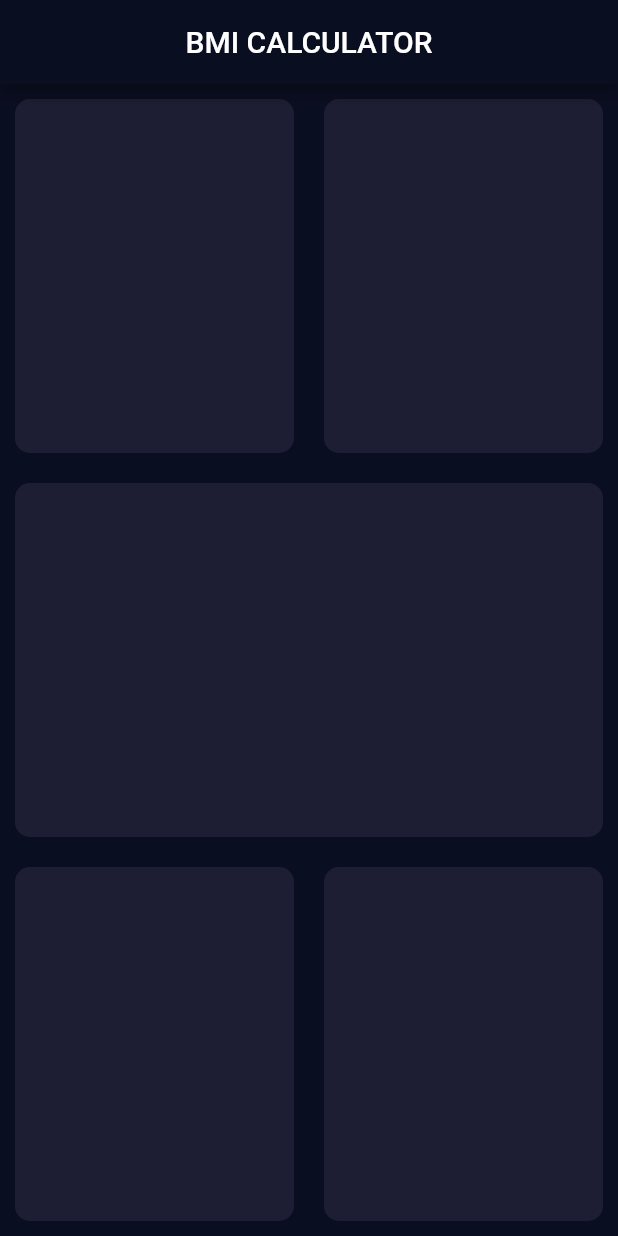
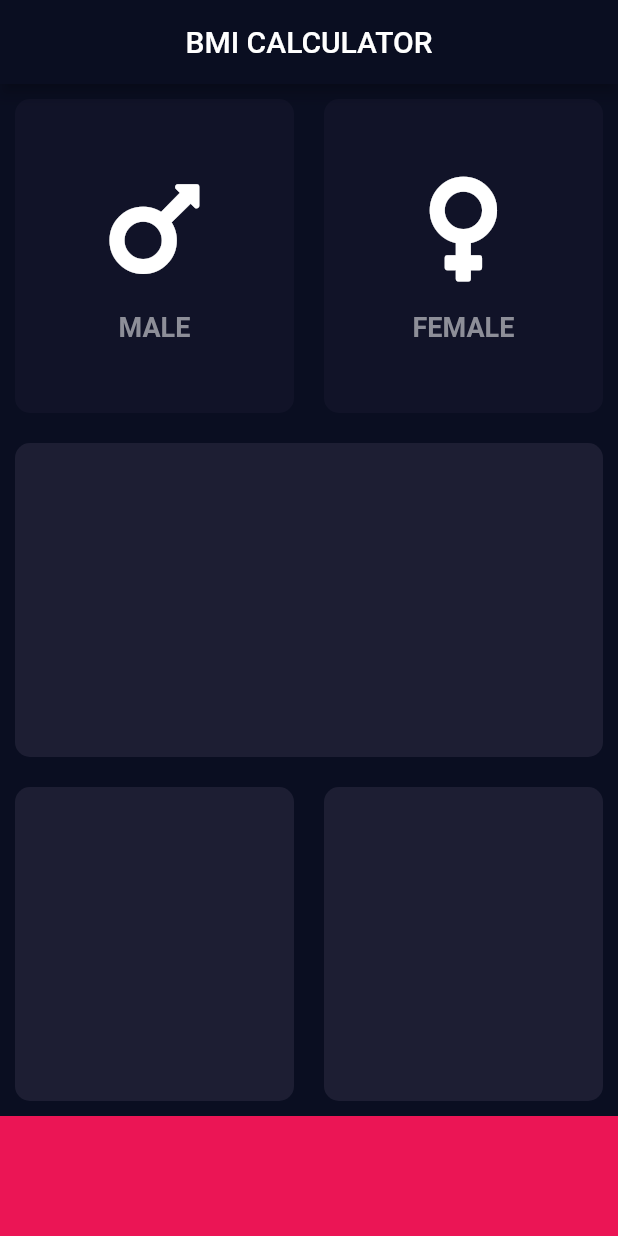
Before and after one commit to heyAmarNath/Flutter-Projects, a Flutter app: the screen it shows after launch, on a phone screen of 412 x 824 dp. Run offline on Flutter 3.47's test engine with Material 2 defaults, Android fonts, the phone set to English and light mode, and no system bars; our stand-ins replace audioplayers, font_awesome_flutter.

Commit message:
Add Icon

```diff
--- a/bmi_calculator/lib/main.dart
+++ b/bmi_calculator/lib/main.dart
@@ -1,5 +1,9 @@
 import 'package:flutter/material.dart';
+import 'package:font_awesome_flutter/font_awesome_flutter.dart';
 
+const cardColor = Color(0xFF1D1E33);
+const activeCardColour = Color(0xFF1D1E33);
+const inactiveCardColour = Color(0xFF111328);
 void main() => runApp(bmi_calculator());
 
 class bmi_calculator extends StatelessWidget {
@@ -20,6 +24,25 @@ class Input_Page extends StatefulWidget {
 }
 
 class _Input_PageState extends State<Input_Page> {
+  Color maleCardColor = inactiveCardColour;
+  Color femaleCardColor = inactiveCardColour;
+  void updateCard(int gender) {
+    if (gender == 1) {
+      if (maleCardColor == inactiveCardColour) {
+        maleCardColor = activeCardColour;
+        femaleCardColor = inactiveCardColour;
+      } else
+        maleCardColor = inactiveCardColour;
+    }
+    if (gender == 2) {
+      if (femaleCardColor == inactiveCardColour) {
+        femaleCardColor = activeCardColour;
+        maleCardColor = inactiveCardColour;
+      } else
+        femaleCardColor = inactiveCardColour;
+    }
+  }
+
   @override
   Widget build(BuildContext context) {
     return Scaffold(
@@ -35,41 +58,99 @@ class _Input_PageState extends State<Input_Page> {
             child: Row(
               children: [
                 Expanded(
-                  child: ReusableCard(colour: Color(0xFF1D1E33)),
+                  child: GestureDetector(
+                    child: ReusableCard(
+                      colour: maleCardColor,
+                      cardChild:
+                          IconCard(icon: FontAwesomeIcons.mars, label: 'MALE'),
+                    ),
+                    onTap: () {
+                      setState(() {
+                        updateCard(1);
+                      });
+                    },
+                  ),
                 ),
                 Expanded(
-                  child: ReusableCard(colour: Color(0xFF1D1E33)),
+                  child: GestureDetector(
+                    onTap: () {
+                      setState(() {
+                        updateCard(2);
+                      });
+                    },
+                    child: ReusableCard(
+                      colour: femaleCardColor,
+                      cardChild: IconCard(
+                          icon: FontAwesomeIcons.venus, label: 'FEMALE'),
+                    ),
+                  ),
                 ),
               ],
             ),
           ),
           Expanded(
-            child: ReusableCard(colour: Color(0xFF1D1E33)),
+            child: ReusableCard(colour: cardColor),
           ),
           Expanded(
             child: Row(
               children: [
                 Expanded(
-                  child: ReusableCard(colour: Color(0xFF1D1E33)),
+                  child: ReusableCard(colour: cardColor),
                 ),
                 Expanded(
-                  child: ReusableCard(colour: Color(0xFF1D1E33)),
+                  child: ReusableCard(colour: cardColor),
                 ),
               ],
             ),
           ),
+          Container(
+            color: Color(0xFFEB1555),
+            height: 80,
+            width: double.infinity,
+          )
         ],
       ),
     );
   }
 }
 
+class IconCard extends StatelessWidget {
+  IconCard({this.icon, this.label});
+  final IconData icon;
+  final String label;
+  @override
+  Widget build(BuildContext context) {
+    return Column(
+      mainAxisAlignment: MainAxisAlignment.center,
+      children: [
+        Icon(
+          icon,
+          size: 80,
+          color: Color(0xFFFFFFFF),
+        ),
+        SizedBox(
+          height: 15,
+        ),
+        Text(
+          label,
+          style: TextStyle(
+              color: Color(0XFF8D8E98),
+              fontSize: 18,
+              fontWeight: FontWeight.bold),
+        )
+      ],
+    );
+  }
+}
+
 class ReusableCard extends StatelessWidget {
-  ReusableCard({@required this.colour});
+  ReusableCard({@required this.colour, this.cardChild});
   final Color colour;
+  final Widget cardChild;
   @override
   Widget build(BuildContext context) {
     return Container(
+      child: cardChild,
       margin: EdgeInsets.all(10),
       decoration: BoxDecoration(
         color: colour,
--- a/bmi_calculator/pubspec.yaml
+++ b/bmi_calculator/pubspec.yaml
@@ -2,7 +2,7 @@ name: bmi_calculator
 description: A new Flutter project.
 
 # The following line prevents the package from being accidentally published to
-# pub.dev using `pub publish`. This is preferred for private packages.
+# pub.dev using `pub publh`. This is preferred for private packages.
 publish_to: 'none' # Remove this line if you wish to publish to pub.dev
 
 # The following defines the version and build number for your application.
@@ -28,6 +28,7 @@ dependencies:
   # The following adds the Cupertino Icons font to your application.
   # Use with the CupertinoIcons class for iOS style icons.
   cupertino_icons: ^1.0.2
+  font_awesome_flutter: ^9.0.0
 
 dev_dependencies:
   flutter_test:
```
Also changed, not shown: bmi_calculator/pubspec.lock, 1 other file.
